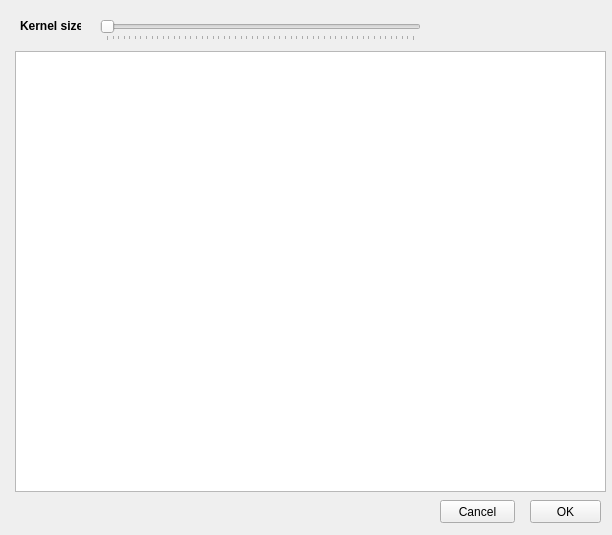
The window that OpenCVShop/CVActionMedianBlurView.ui (hrachyahakobyan/OpenCVShop) describes before a commit, drawn with Qt 5.
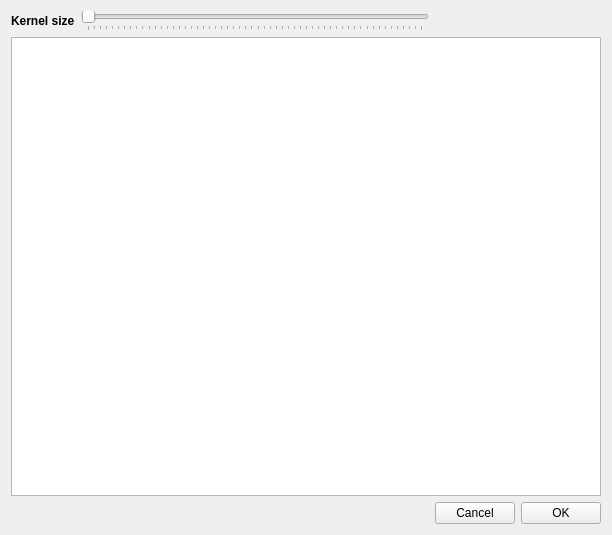
The same window after the commit. Custom widgets are drawn as their Qt base class.

Commit message: Merged morphological transformations to a single view

What changed in the file:
```diff
--- a/OpenCVShop/CVActionMedianBlurView.ui
+++ b/OpenCVShop/CVActionMedianBlurView.ui
@@ -13,51 +13,9 @@
   <property name="windowTitle">
    <string>CVActionMedianBlurView</string>
   </property>
-  <widget class="QGraphicsView" name="graphicsView">
-   <property name="geometry">
-    <rect>
-     <x>15</x>
-     <y>51</y>
-     <width>591</width>
-     <height>441</height>
-    </rect>
-   </property>
-  </widget>
-  <widget class="QPushButton" name="okButton">
-   <property name="geometry">
-    <rect>
-     <x>530</x>
-     <y>500</y>
-     <width>71</width>
-     <height>23</height>
-    </rect>
-   </property>
-   <property name="text">
-    <string>OK</string>
-   </property>
-  </widget>
-  <widget class="QPushButton" name="cancelButton">
-   <property name="geometry">
-    <rect>
-     <x>440</x>
-     <y>500</y>
-     <width>75</width>
-     <height>23</height>
-    </rect>
-   </property>
-   <property name="text">
-    <string>Cancel</string>
-   </property>
-  </widget>
+  <layout class="QGridLayout" name="gridLayout">
+   <item row="0" column="0">
   <widget class="QLabel" name="label">
-   <property name="geometry">
-    <rect>
-     <x>20</x>
-     <y>10</y>
-     <width>61</width>
-     <height>31</height>
-    </rect>
-   </property>
    <property name="font">
     <font>
      <weight>75</weight>
@@ -68,15 +26,9 @@
     <string>Kernel size</string>
    </property>
   </widget>
+   </item>
+   <item row="0" column="1">
   <widget class="QSlider" name="kernelSizeSlider">
-   <property name="geometry">
-    <rect>
-     <x>100</x>
-     <y>20</y>
-     <width>321</width>
-     <height>21</height>
-    </rect>
-   </property>
    <property name="minimum">
     <number>1</number>
    </property>
@@ -108,6 +60,25 @@
     <number>2</number>
    </property>
   </widget>
+   </item>
+   <item row="1" column="0" colspan="4">
+    <widget class="QGraphicsView" name="graphicsView"/>
+   </item>
+   <item row="2" column="2">
+    <widget class="QPushButton" name="cancelButton">
+     <property name="text">
+      <string>Cancel</string>
+     </property>
+    </widget>
+   </item>
+   <item row="2" column="3">
+    <widget class="QPushButton" name="okButton">
+     <property name="text">
+      <string>OK</string>
+     </property>
+    </widget>
+   </item>
+  </layout>
  </widget>
  <layoutdefault spacing="6" margin="11"/>
  <customwidgets>
```
Lines whose indentation alone changed are shown as unchanged. The commit also changes 37 other files.
